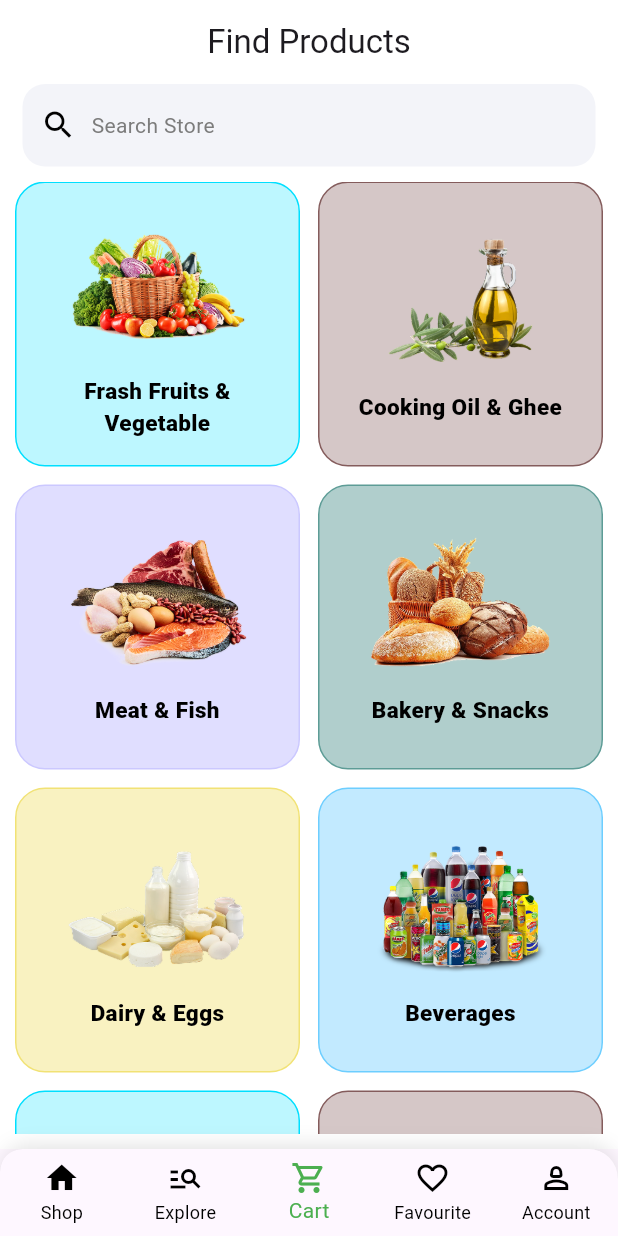
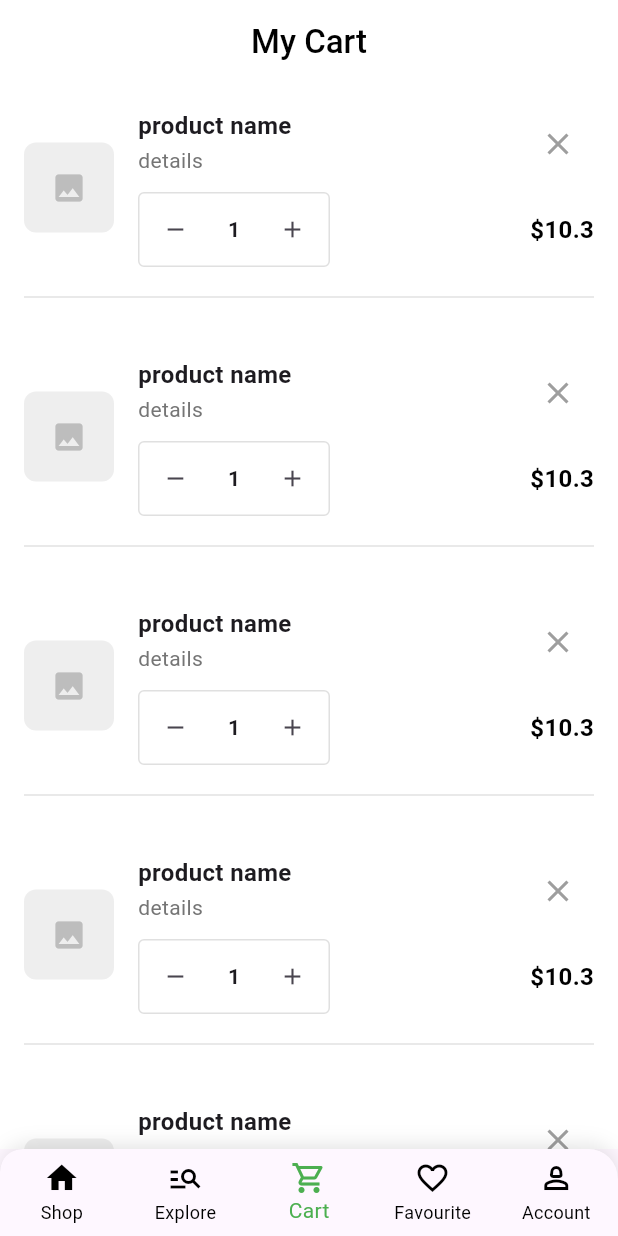
Before and after one commit to nazmul8451/Online-Grocary-App, a Flutter app: the BotomNavBar screen opened directly, item 3 of the bottom bar chosen, on a phone screen of 412 x 824 dp. Run offline on Flutter 3.47's test engine with Material 3 defaults, Android fonts, the light colour scheme and no system bars; our stand-ins replace carousel_slider, device_preview, email_validator, firebase_core, geocoding, geolocator and 1 more; accounts and stored records are empty; network calls fail.

Commit message:
add fav screen and cart screen

```diff
--- /dev/null
+++ b/lib/Ui/screens/cart_screen.dart
@@ -0,0 +1,32 @@
+import 'package:flutter/material.dart';
+import 'package:online_grocery_app/Ui/widgets/cart_item_container.dart';
+class CartScreen extends StatefulWidget {
+  const CartScreen({super.key});
+
+  @override
+  State<CartScreen> createState() => _CartScreenState();
+}
+
+class _CartScreenState extends State<CartScreen> {
+  @override
+  Widget build(BuildContext context) {
+    return Scaffold(
+      backgroundColor: Colors.white,
+      appBar: AppBar(
+        backgroundColor: Colors.white,
+        centerTitle: true,
+        title: Text('My Cart',style: TextStyle(fontWeight: FontWeight.w500,color: Colors.black),),
+      ),
+      body: Column(
+        children: [
+          Expanded(
+              child: ListView.builder(
+                itemCount: 7,
+                  itemBuilder: (context,index){
+            return CartItem();
+          }))
+        ],
+      ),
+    );
+  }
+}
--- /dev/null
+++ b/lib/Ui/widgets/cart_item_container.dart
@@ -0,0 +1,135 @@
+import 'package:flutter/material.dart';
+class CartItem extends StatelessWidget {
+  // final Product product;
+  // final Function(int) onQuantityChanged;
+
+  const CartItem({
+    Key? key,
+    // required this.product,
+    // required this.onQuantityChanged,
+  }) : super(key: key);
+
+
+  @override
+  Widget build(BuildContext context) {
+    return Container(
+      padding: EdgeInsets.all(16),
+      child: Column(
+        children: [
+          Padding(
+            padding: const EdgeInsets.only(
+                bottom: 12),
+            child: Row(
+              children: [
+                // Product Image Placeholder
+                Container(
+                  width: 60,
+                  height: 60,
+                  decoration: BoxDecoration(
+                    color: Colors.grey[200],
+                    borderRadius: BorderRadius.circular(8),
+                  ),
+                  child: Icon(Icons.image, color: Colors.grey[400]),
+                ),
+
+                SizedBox(width: 16),
+
+                // Product Details
+                Expanded(
+                  child: Column(
+                    crossAxisAlignment: CrossAxisAlignment.start,
+                    children: [
+                      Row(
+                        crossAxisAlignment: CrossAxisAlignment.start,
+                        mainAxisAlignment: MainAxisAlignment.spaceBetween,
+                        children: [
+                          Column(
+                            crossAxisAlignment: CrossAxisAlignment.start,
+                            children: [
+                              Text(
+                                'product name',
+                                style: TextStyle(
+                                  fontSize: 16,
+                                  fontWeight: FontWeight.bold,
+                                ),
+                              ),
+                              SizedBox(height: 2),
+                              Text(
+                                'details',
+                                style: TextStyle(
+                                  color: Colors.grey[600],
+                                  fontSize: 14,
+                                ),
+                              ),
+                            ],
+                          ),
+                          IconButton(onPressed: (){}, icon:Icon(Icons.close,color: Colors.grey,))
+                        ],
+                      ),
+                      SizedBox(height: 8),
+                      Row(
+                        children: [
+                          // Quantity Controls
+                          Container(
+                            decoration: BoxDecoration(
+                              border: Border.all(color: Colors.grey[300]!),
+                              borderRadius: BorderRadius.circular(4),
+                            ),
+                            child: Row(
+                              children: [
+                                IconButton(
+                                  icon: Icon(Icons.remove, size: 18),
+                                  onPressed: () {
+                                    // if (product.quantity > 1) {
+                                    //   onQuantityChanged(product.quantity - 1);
+                                    // }
+                                  },
+                                  padding: EdgeInsets.zero,
+                                  constraints: BoxConstraints(),
+                                ),
+                                Container(
+                                  width: 30,
+                                  child: Center(
+                                    child: Text(
+                                     '1',
+                                      style: TextStyle(fontWeight: FontWeight.bold),
+                                    ),
+                                  ),
+                                ),
+                                IconButton(
+                                  icon: Icon(Icons.add, size: 18),
+                                  onPressed: () {
+                                    // onQuantityChanged(product.quantity + 1);
+                                  },
+                                  padding: EdgeInsets.zero,
+                                  constraints: BoxConstraints(),
+                                ),
+                              ],
+                            ),
+                          ),
+
+                          Spacer(),
+
+                          // Price
+                          Text(
+                            "\$10.3",
+                            style: TextStyle(
+                              fontSize: 16,
+                              fontWeight: FontWeight.bold,
+                              color: Colors.black,
+                            ),
+                          ),
+                        ],
+                      ),
+                    ],
+                  ),
+                ),
+              ],
+            ),
+          ),
+          Divider(color: Color(0xFFE2E2E2),)
+        ],
+      ),
+    );
+  }
+}
--- a/lib/core/widgets/BottomNavBar.dart
+++ b/lib/core/widgets/BottomNavBar.dart
@@ -1,7 +1,10 @@
 import 'package:flutter/material.dart';
+import 'package:online_grocery_app/Ui/screens/cart_screen.dart';
 import 'package:online_grocery_app/Ui/screens/find_products_screen.dart';
 import 'package:online_grocery_app/Ui/screens/home_screen.dart';
 import 'package:online_grocery_app/Ui/screens/profile_account_screen.dart';
+
+import '../../Ui/screens/favorite_screen.dart';
 class BotomNavBar extends StatefulWidget {
   const BotomNavBar({super.key});
 
@@ -16,8 +19,8 @@ class _BotomNavBarState extends State<BotomNavBar> {
   final List<Widget> _pages = [
     HomeScreen(),
     FindProductScreen(),
-    FindProductScreen(),
-    FindProductScreen(),
+    CartScreen(),
+    FavoriteScreen(),
     ProfileAccountScreen(),
   ];
 
--- a/lib/main.dart
+++ b/lib/main.dart
@@ -1,16 +1,12 @@
-import 'dart:io';
 
 import 'package:device_preview/device_preview.dart';
 import 'package:firebase_core/firebase_core.dart';
 import 'package:flutter/foundation.dart';
 import 'package:flutter/material.dart';
 import 'package:get_storage/get_storage.dart';
-import 'package:online_grocery_app/Ui/screens/find_products_screen.dart';
-import 'package:online_grocery_app/Ui/screens/home_screen.dart';
 import 'package:online_grocery_app/businessLogic/controller/product_controller.dart';
 import 'package:provider/provider.dart';
 import 'Ui/controller/auth_controller.dart';
-import 'Ui/screens/single_product_screen.dart';
 import 'app.dart';
 import 'firebase_options.dart';
 
```
Also changed, not shown: lib/Ui/screens/favorite_screen.dart (added, +33 -0 lines), lib/Ui/widgets/favorite_item_container.dart (added, +92 -0 lines).
